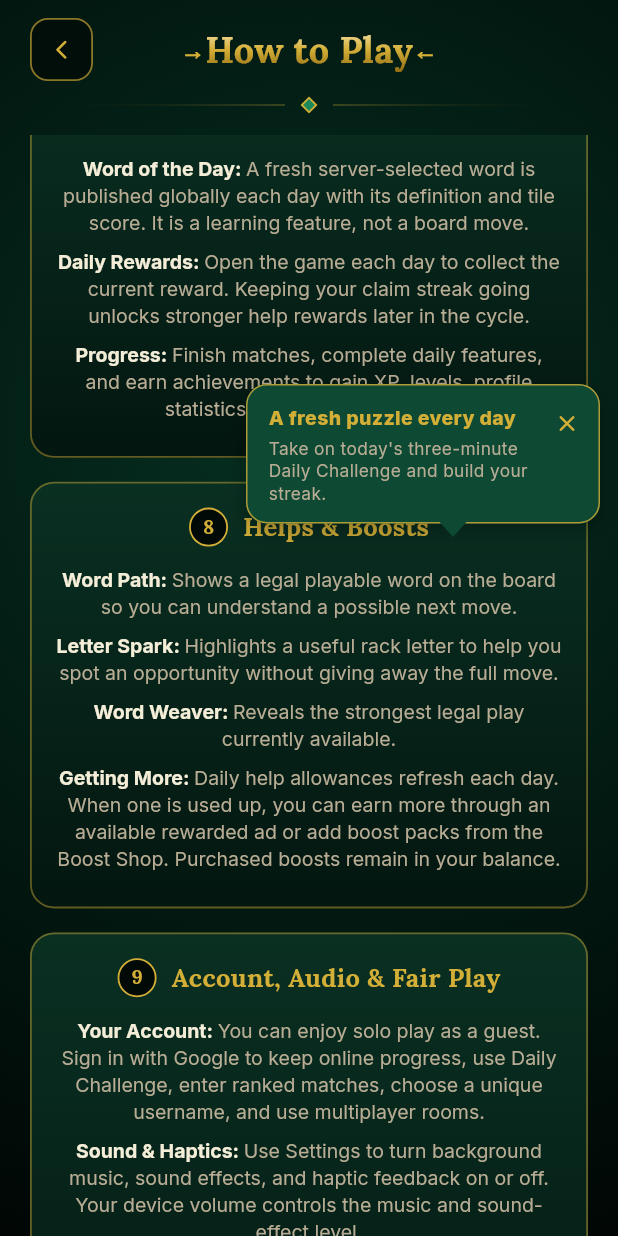
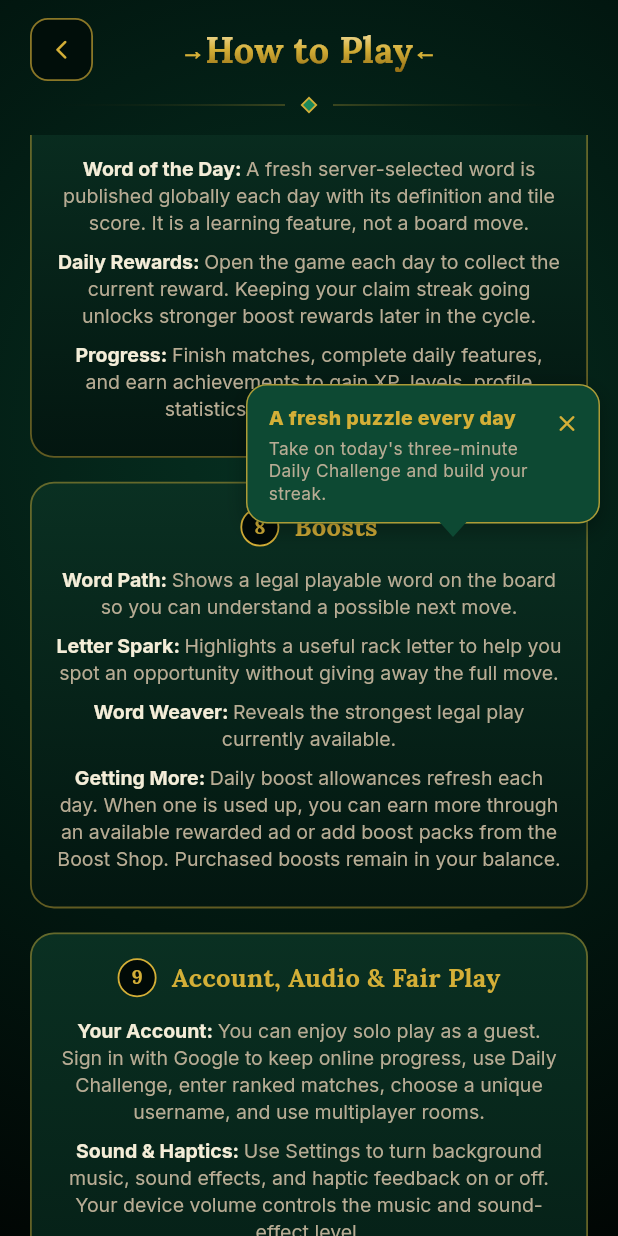
Before and after one commit to Sulaymaanabubakr/LetterLoom, a Flutter app: the HowToPlayScreen screen opened directly, scrolled down 2304 dp, on a phone screen of 412 x 824 dp. Run offline on Flutter 3.47's test engine with Material 3 defaults, Android fonts, the phone set to English and light mode, and no system bars; our stand-ins replace audioplayers, country_picker, firebase_core, firebase_messaging, flutter_riverpod, flutter_svg and 6 more; missing offline and left inert: games_services; accounts and stored records are empty; network calls fail.

Commit message:
refactor: rename help terminology to boosts and improve music playback persistence during lifecycle changes

```diff
--- a/lib/core/billing_service.dart
+++ b/lib/core/billing_service.dart
@@ -63,7 +63,7 @@ class BillingService {
     PurchasedHintPack(
       productId: AppConfig.productMoveHintPack5,
       title: 'Move Hint Pack (5)',
-      description: 'Get 5 Word Path helps for any match',
+      description: 'Get 5 Word Path Boosts for any match',
       price: '\$0.99',
       hintType: 'move',
       count: 5,
@@ -71,7 +71,7 @@ class BillingService {
     PurchasedHintPack(
       productId: AppConfig.productLetterHintPack5,
       title: 'Letter Hint Pack (5)',
-      description: 'Get 5 Letter Spark helps for any match',
+      description: 'Get 5 Letter Spark Boosts for any match',
       price: '\$0.99',
       hintType: 'letter',
       count: 5,
@@ -79,7 +79,7 @@ class BillingService {
     PurchasedHintPack(
       productId: AppConfig.productStrongHintPack3,
       title: 'Strong Hint Pack (3)',
-      description: 'Get 3 Word Weaver helps for any match',
+      description: 'Get 3 Word Weaver Boosts for any match',
       price: '\$1.49',
       hintType: 'strong',
       count: 3,
--- a/lib/features/hints/boost_shop_screen.dart
+++ b/lib/features/hints/boost_shop_screen.dart
@@ -208,7 +208,7 @@ class _BoostShopScreenState extends ConsumerState<BoostShopScreen> {
       if (context.mounted) {
         ToastUtils.showToast(
           context,
-          '${pack.title} added. Your new balance is visible above and in the Helps header.',
+          '${pack.title} added. Your new balance is visible above and in the Boosts header.',
         );
       }
     },
--- a/lib/features/hints/hint_modal.dart
+++ b/lib/features/hints/hint_modal.dart
@@ -210,12 +210,12 @@ class _HintModalState extends ConsumerState<HintModal> {
       context: dialogContext,
       useSafeArea: false,
       builder: (context) => PremiumDialog(
-        title: 'Get more help',
+        title: 'Get more boosts',
         child: Column(
           mainAxisSize: MainAxisSize.min,
           children: [
             Text(
-              'You have used today\'s ${_helperName(hintType)} helps. Watch ads or choose a boost pack to keep playing.',
+              'You have used today\'s ${_helperName(hintType)} boosts. Watch ads or choose a boost pack to keep playing.',
               textAlign: TextAlign.center,
               style: GoogleFonts.inter(color: AppTheme.mutedIvory),
             ),
@@ -282,7 +282,7 @@ class _HintModalState extends ConsumerState<HintModal> {
         onError: (error) => errorMessage = error,
       );
       if (!earned && errorMessage == null) {
-        errorMessage = 'Watch the full ad to earn a help.';
+        errorMessage = 'Watch the full ad to earn a boost.';
       }
     } finally {
       if (dialogContext.mounted) {
@@ -296,7 +296,7 @@ class _HintModalState extends ConsumerState<HintModal> {
       ToastUtils.showToast(
         dialogContext,
         rewardGranted
-            ? '+1 ${_helperName(hintType)} help earned!'
+            ? '+1 ${_helperName(hintType)} boost earned!'
             : 'Daily ad limit reached.',
         isError: !rewardGranted,
       );
@@ -323,7 +323,7 @@ class _HintModalState extends ConsumerState<HintModal> {
               mainAxisAlignment: MainAxisAlignment.spaceBetween,
               children: [
                 Text(
-                  'Choose Your Help',
+                  'Choose Your Boost',
                   style: GoogleFonts.lora(
                     fontSize: 22,
                     fontWeight: FontWeight.bold,
--- a/lib/features/home/home_screen.dart
+++ b/lib/features/home/home_screen.dart
@@ -552,7 +552,8 @@ class _HomeScreenState extends ConsumerState<HomeScreen> {
                       children: [
                         Semantics(
                           button: true,
-                          label: 'Open Boost Shop. $totalHints helps available',
+                          label:
+                              'Open Boost Shop. $totalHints boosts available',
                           child: InkWell(
                             onTap: () => Navigator.of(context).push(
                               MaterialPageRoute(
@@ -562,7 +563,7 @@ class _HomeScreenState extends ConsumerState<HomeScreen> {
                             borderRadius: BorderRadius.circular(14),
                             child: _buildHeaderChip(
                               icon: Icons.lightbulb_rounded,
-                              label: '$totalHints Helps',
+                              label: '$totalHints Boosts',
                             ),
                           ),
                         ),
@@ -695,7 +696,7 @@ class _HomeScreenState extends ConsumerState<HomeScreen> {
                                           children: [
                                             _buildHeaderChip(
                                               icon: Icons.lightbulb_rounded,
-                                              label: '$totalHints Helps',
+                                              label: '$totalHints Boosts',
                                             ),
                                             const SizedBox(width: 6),
                                             _buildHeaderChip(
--- a/lib/features/how_to_play/how_to_play_screen.dart
+++ b/lib/features/how_to_play/how_to_play_screen.dart
@@ -473,7 +473,7 @@ class HowToPlayScreen extends StatelessWidget {
                             ),
                             _buildBulletItem(
                               'Daily Rewards: ',
-                              'Open the game each day to collect the current reward. Keeping your claim streak going unlocks stronger help rewards later in the cycle.',
+                              'Open the game each day to collect the current reward. Keeping your claim streak going unlocks stronger boost rewards later in the cycle.',
                             ),
                             _buildBulletItem(
                               'Progress: ',
@@ -486,7 +486,7 @@ class HowToPlayScreen extends StatelessWidget {
                         child: Column(
                           crossAxisAlignment: CrossAxisAlignment.center,
                           children: [
-                            _buildCardTitle('8', 'Helps & Boosts'),
+                            _buildCardTitle('8', 'Boosts'),
                             const SizedBox(height: 12),
                             _buildBulletItem(
                               'Word Path: ',
@@ -502,7 +502,7 @@ class HowToPlayScreen extends StatelessWidget {
                             ),
                             _buildBulletItem(
                               'Getting More: ',
-                              'Daily help allowances refresh each day. When one is used up, you can earn more through an available rewarded ad or add boost packs from the Boost Shop. Purchased boosts remain in your balance.',
+                              'Daily boost allowances refresh each day. When one is used up, you can earn more through an available rewarded ad or add boost packs from the Boost Shop. Purchased boosts remain in your balance.',
                             ),
                           ],
                         ),
```
Also changed, not shown: lib/core/music_manager.dart (+35 -2 lines).
